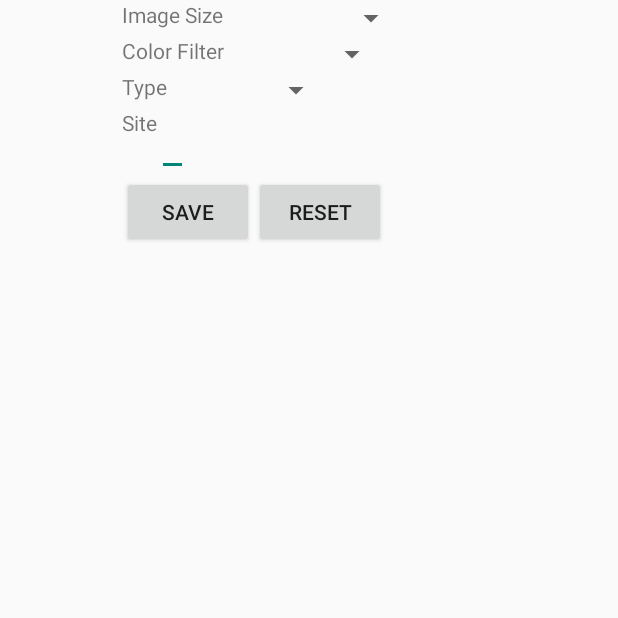
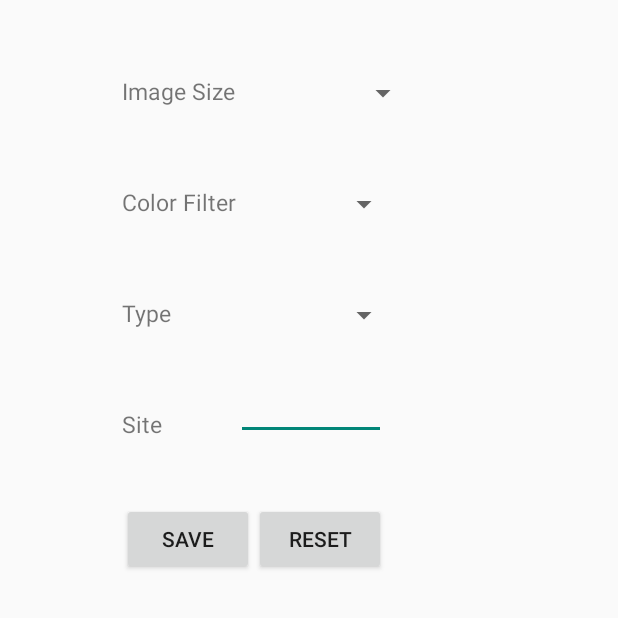
Before and after one commit to israkir/ImgSearch, an Android app: the screen it shows after launch (SettingsActivity), in the options menu, after a tap on "Settings", on a phone screen of 412 x 824 dp, the top half of it. Run offline under Robolectric (Android 15) with nearby library versions, the phone set to English and light mode, and no system bars; our stand-ins replace Picasso; libraries missing offline, so code that uses them is left out: com.loopj.android; pictures from the network do not load; 2 statements that could not run were skipped.

Commit message:
added unlimited scroll functionality and filter ui tweaks

```diff
--- a/app/src/main/java/com/hakkicaner/imgsearch/activities/SearchActivity.java
+++ b/app/src/main/java/com/hakkicaner/imgsearch/activities/SearchActivity.java
@@ -15,6 +15,7 @@ import android.widget.GridView;
 
 import com.hakkicaner.imgsearch.R;
 import com.hakkicaner.imgsearch.adapters.ImageResultsAdapter;
+import com.hakkicaner.imgsearch.listeners.EndlessScrollListener;
 import com.hakkicaner.imgsearch.models.ImageResult;
 import com.loopj.android.http.AsyncHttpClient;
 import com.loopj.android.http.JsonHttpResponseHandler;
@@ -24,7 +25,6 @@ import org.json.JSONArray;
 import org.json.JSONException;
 import org.json.JSONObject;
 
-import java.io.Serializable;
 import java.util.ArrayList;
 
 
@@ -34,6 +34,11 @@ public class SearchActivity extends ActionBarActivity {
     private GridView gvResults;
     private ArrayList<ImageResult> imageResults;
     private ImageResultsAdapter aImageResults;
+    private SharedPreferences searchSettings;
+    String imgsize;
+    String imgcolor;
+    String imgtype;
+    String site;
 
     @Override
     protected void onCreate(Bundle savedInstanceState) {
@@ -48,6 +53,9 @@ public class SearchActivity extends ActionBarActivity {
     private void setupViews() {
         etQuery = (EditText) findViewById(R.id.etQuery);
         gvResults = (GridView) findViewById(R.id.gvResults);
+
+        setSearchSettings();
+
         gvResults.setOnItemClickListener(new AdapterView.OnItemClickListener() {
             @Override
             public void onItemClick(AdapterView<?> adapterView, View view, int i, long l) {
@@ -57,16 +65,28 @@ public class SearchActivity extends ActionBarActivity {
                 startActivity(intent);
             }
         });
+        gvResults.setOnScrollListener(new EndlessScrollListener() {
+            @Override
+            public void onLoadMore(int page, int totalItemsCount) {
+                loadMore(page);
+            }
+        });
+    }
+
+    private void loadMore(int page) {
+        String query = etQuery.getText().toString();
+        search(query, page);
     }
 
     public void onImageSearch(View v) {
+        imageResults.clear();
         String query = etQuery.getText().toString();
-        SharedPreferences searchSettings = getSharedPreferences(SettingsActivity.SEARCH_SETTINGS, MODE_PRIVATE);
-        String imgsize = searchSettings.getString("imgsz", "");
-        String imgcolor = searchSettings.getString("imgcolor", "");
-        String imgtype = searchSettings.getString("imgtype", "");
-        String site = searchSettings.getString("site", "");
-        String url = buildUrl(query, imgsize, imgcolor, imgtype, site);
+        search(query, 0);
+    }
+
+    public void search(String query, int page) {
+        setSearchSettings();
+        String url = buildUrl(query, String.valueOf(page), imgsize, imgcolor, imgtype, site);
         AsyncHttpClient client = new AsyncHttpClient();
         client.get(url, new JsonHttpResponseHandler() {
             @Override
@@ -74,7 +94,6 @@ public class SearchActivity extends ActionBarActivity {
                 JSONArray imageResultsJson;
                 try {
                     imageResultsJson = response.getJSONObject("responseData").getJSONArray("results");
-                    imageResults.clear();
                     aImageResults.addAll(ImageResult.fromJsonArray(imageResultsJson));
                 } catch (JSONException e) {
                     e.printStackTrace();
@@ -83,7 +102,15 @@ public class SearchActivity extends ActionBarActivity {
         });
     }
 
-    private String buildUrl(String query, String imgsz, String imgcolor, String imgtype, String site) {
+    private void setSearchSettings() {
+        searchSettings = getSharedPreferences(SettingsActivity.SEARCH_SETTINGS, MODE_PRIVATE);
+        imgsize = searchSettings.getString("imgsz", "");
+        imgcolor = searchSettings.getString("imgcolor", "");
+        imgtype = searchSettings.getString("imgtype", "");
+        site = searchSettings.getString("site", "");
+    }
+
+    private String buildUrl(String query, String start, String imgsz, String imgcolor, String imgtype, String site) {
         Uri.Builder builder = new Uri.Builder();
         builder.scheme("https")
                 .authority("ajax.googleapis.com")
@@ -94,6 +121,7 @@ public class SearchActivity extends ActionBarActivity {
                 .appendQueryParameter("v", "1.0")
                 .appendQueryParameter("rsz", "8")
                 .appendQueryParameter("q", query)
+                .appendQueryParameter("start", start)
                 .appendQueryParameter("imgsz", imgsz)
                 .appendQueryParameter("imgcolor", imgcolor)
                 .appendQueryParameter("imgtype", imgtype)
--- a/app/src/main/java/com/hakkicaner/imgsearch/activities/SettingsActivity.java
+++ b/app/src/main/java/com/hakkicaner/imgsearch/activities/SettingsActivity.java
@@ -2,8 +2,11 @@ package com.hakkicaner.imgsearch.activities;
 
 
 import android.app.Activity;
+import android.content.Intent;
 import android.content.SharedPreferences;
 import android.os.Bundle;
+import android.view.Menu;
+import android.view.MenuItem;
 import android.view.View;
 import android.widget.AdapterView;
 import android.widget.ArrayAdapter;
@@ -76,6 +79,8 @@ public class SettingsActivity extends Activity {
         editor.commit();
 
         Toast.makeText(this, R.string.saved, Toast.LENGTH_SHORT).show();
+
+        finish();
     }
 
     public void onReset(View v) {
--- /dev/null
+++ b/app/src/main/java/com/hakkicaner/imgsearch/listeners/EndlessScrollListener.java
@@ -0,0 +1,70 @@
+package com.hakkicaner.imgsearch.listeners;
+
+import android.widget.AbsListView;
+import android.widget.NumberPicker;
+
+public abstract class EndlessScrollListener implements AbsListView.OnScrollListener {
+    // The minimum amount of items to have below your current scroll position
+    // before loading more.
+    private int visibleThreshold = 5;
+    // The current offset index of data you have loaded
+    private int currentPage = 0;
+    // The total number of items in the dataset after the last load
+    private int previousTotalItemCount = 0;
+    // True if we are still waiting for the last set of data to load.
+    private boolean loading = true;
+    // Sets the starting page index
+    private int startingPageIndex = 0;
+
+    public EndlessScrollListener() {
+    }
+
+    public EndlessScrollListener(int visibleThreshold) {
+        this.visibleThreshold = visibleThreshold;
+    }
+
+    public EndlessScrollListener(int visibleThreshold, int startPage) {
+        this.visibleThreshold = visibleThreshold;
+        this.startingPageIndex = startPage;
+        this.currentPage = startPage;
+    }
+
+    // This happens many times a second during a scroll, so be wary of the code you place here.
+    // We are given a few useful parameters to help us work out if we need to load some more data,
+    // but first we check if we are waiting for the previous load to finish.
+    @Override
+    public void onScroll(AbsListView view, int firstVisibleItem, int visibleItemCount, int totalItemCount)
+    {
+        // If the total item count is zero and the previous isn't, assume the
+        // list is invalidated and should be reset back to initial state
+        if (totalItemCount < previousTotalItemCount) {
+            this.currentPage = this.startingPageIndex;
+            this.previousTotalItemCount = totalItemCount;
+            if (totalItemCount == 0) { this.loading = true; }
+        }
+        // If it’s still loading, we check to see if the dataset count has
+        // changed, if so we conclude it has finished loading and update the current page
+        // number and total item count.
+        if (loading && (totalItemCount > previousTotalItemCount)) {
+            loading = false;
+            previousTotalItemCount = totalItemCount;
+            currentPage++;
+        }
+
+        // If it isn’t currently loading, we check to see if we have breached
+        // the visibleThreshold and need to reload more data.
+        // If we do need to reload some more data, we execute onLoadMore to fetch the data.
+        if (!loading && (totalItemCount - visibleItemCount)<=(firstVisibleItem + visibleThreshold)) {
+            onLoadMore(currentPage + 1, totalItemCount);
+            loading = true;
+        }
+    }
+
+    // Defines the process for actually loading more data based on page
+    public abstract void onLoadMore(int page, int totalItemsCount);
+
+    @Override
+    public void onScrollStateChanged(AbsListView view, int scrollState) {
+        // Don't take any action on changed
+    }
+}
--- a/app/src/main/res/layout/search_settings.xml
+++ b/app/src/main/res/layout/search_settings.xml
@@ -1,6 +1,7 @@
 <?xml version="1.0" encoding="utf-8"?>
 <RelativeLayout xmlns:android="http://schemas.android.com/apk/res/android"
-    android:layout_width="match_parent" android:layout_height="match_parent">
+    android:layout_width="match_parent" android:layout_height="match_parent"
+    android:paddingTop="50dp">
 
     <TextView
         android:layout_width="wrap_content"
@@ -11,7 +12,9 @@
         android:layout_alignParentLeft="true"
         android:layout_alignParentStart="true"
         android:layout_marginLeft="81dp"
-        android:layout_marginStart="81dp" />
+        android:layout_marginStart="81dp"
+        android:textSize="15dp"
+        />
 
     <Spinner
         android:layout_width="wrap_content"
@@ -19,7 +22,8 @@
         android:id="@+id/sImageSize"
         android:layout_alignParentTop="true"
         android:layout_toRightOf="@+id/tvImageSize"
-        android:layout_toEndOf="@+id/tvImageSize" />
+        android:layout_toEndOf="@+id/tvImageSize"
+        />
 
     <TextView
         android:layout_width="wrap_content"
@@ -30,7 +34,9 @@
         android:layout_alignParentLeft="true"
         android:layout_alignParentStart="true"
         android:layout_marginLeft="81dp"
-        android:layout_marginStart="81dp" />
+        android:layout_marginStart="81dp"
+        android:textSize="15dp"
+        android:layout_marginTop="50dp" />
 
     <Spinner
         android:layout_width="wrap_content"
@@ -38,7 +44,8 @@
         android:id="@+id/sColorFilter"
         android:layout_below="@+id/sImageSize"
         android:layout_toRightOf="@+id/tvColorFilter"
-        android:layout_toEndOf="@+id/tvColorFilter" />
+        android:layout_toEndOf="@+id/tvColorFilter"
+        android:layout_marginTop="50dp"/>
 
     <TextView
         android:layout_width="wrap_content"
@@ -49,15 +56,18 @@
         android:layout_alignParentLeft="true"
         android:layout_alignParentStart="true"
         android:layout_marginLeft="81dp"
-        android:layout_marginStart="81dp" />
+        android:layout_marginStart="81dp"
+        android:textSize="15dp"
+        android:layout_marginTop="50dp" />
 
     <Spinner
         android:layout_width="wrap_content"
         android:layout_height="wrap_content"
         android:id="@+id/sImageType"
         android:layout_below="@+id/sColorFilter"
-        android:layout_toRightOf="@+id/tvImageType"
-        android:layout_toEndOf="@+id/tvImageType" />
+        android:layout_alignLeft="@+id/sColorFilter"
+        android:layout_alignStart="@+id/sColorFilter"
+        android:layout_marginTop="50dp" />
 
     <TextView
         android:layout_width="wrap_content"
@@ -68,15 +78,22 @@
         android:layout_alignParentLeft="true"
         android:layout_alignParentStart="true"
         android:layout_marginLeft="81dp"
-        android:layout_marginStart="81dp" />
+        android:layout_marginStart="81dp"
+        android:textSize="15dp"
+        android:layout_marginTop="50dp" />
 
     <EditText
-        android:layout_width="wrap_content"
+        android:layout_width="fill_parent"
         android:layout_height="wrap_content"
         android:id="@+id/etSite"
-        android:layout_below="@+id/sImageType"
-        android:layout_toRightOf="@+id/tvSite"
-        android:layout_toEndOf="@+id/tvSite" />
+        android:width="20dp"
+        android:textSize="15dp"
+        android:layout_alignBottom="@+id/tvSite"
+        android:layout_alignLeft="@+id/sImageType"
+        android:layout_alignStart="@+id/sImageType"
+        android:layout_alignRight="@+id/btnReset"
+        android:layout_alignEnd="@+id/btnReset"
+        android:layout_marginTop="50dp" />
 
     <Button
         android:layout_width="wrap_content"
@@ -86,7 +103,8 @@
         android:onClick="onSave"
         android:layout_below="@+id/etSite"
         android:layout_alignLeft="@+id/tvSite"
-        android:layout_alignStart="@+id/tvSite" />
+        android:layout_alignStart="@+id/tvSite"
+        android:layout_marginTop="42dp" />
 
     <Button
         android:layout_width="wrap_content"
```
